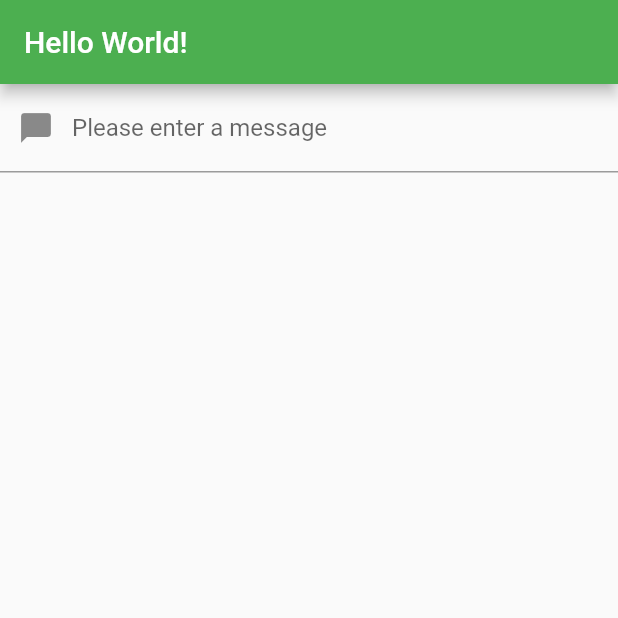
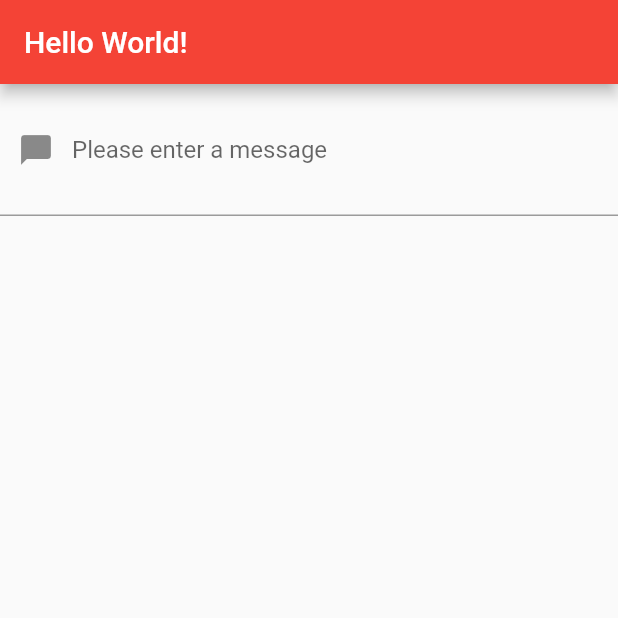
Before and after one commit to PrathamD1/LearnFlutter, a Flutter app: the screen it shows after launch, on a phone screen of 412 x 824 dp, the top half of it. Run offline on Flutter 3.47's test engine with Material 2 defaults, Android fonts, the phone set to English and light mode, and no system bars.

Commit message:
Modified main.dart

```diff
--- a/lib/main.dart
+++ b/lib/main.dart
@@ -15,18 +15,27 @@ class MyApp extends StatelessWidget {
     return MaterialApp(
       title: 'Prathams App',
       theme: ThemeData(
-        primarySwatch: Colors.green,
+        primarySwatch: Colors.red,
       ),
       home: MyHomePage(),
     );
   }
 }
 
-class MyHomePage extends StatelessWidget {
+class MyHomePage extends StatefulWidget {
+  const MyHomePage({super.key});
+  @override
+  State<MyHomePage> createState() => _MyHomePageState();
+}
+
+class _MyHomePageState extends State<MyHomePage> {
+  String text = "";
+
   @override
   Widget build(BuildContext context) {
     return Scaffold(
-        appBar: AppBar(title: Text("Hello World!")), body: TextInputWidget());
+        appBar: AppBar(title: Text("Hello World!")),
+        body: Column(children: <Widget>[TextInputWidget(), Text(this.text)]));
   }
 }
 
@@ -54,29 +63,21 @@ class _TextInputWidgetState extends State<TextInputWidget> {
     controller.dispose();
   }
 
-  void changeText(text) {
-    if (text == "Hello World!") {
-      controller.clear();
-      text = "";
-    }
-
-    setState(() {
-      this.text = text;
-    });
-  }
-
   @override
   Widget build(BuildContext context) {
     // ignore: prefer_const_literals_to_create_immutables
     return Column(children: <Widget>[
       TextField(
-        controller: this.controller,
-        decoration: InputDecoration(
-            prefixIcon: Icon(Icons.messenger),
-            labelText: "Please enter a message"),
-        onChanged: (text) => this.changeText(text),
-      ),
-      Text(this.text)
+          controller: this.controller,
+          decoration: InputDecoration(
+              prefixIcon: Icon(Icons.messenger),
+              labelText: "Please enter a message",
+              suffix: IconButton(
+                icon: Icon(Icons.send),
+                splashColor: Colors.blueAccent,
+                tooltip: "Post message",
+                onPressed: () => {},
+              ))),
     ]);
   }
 }
```
